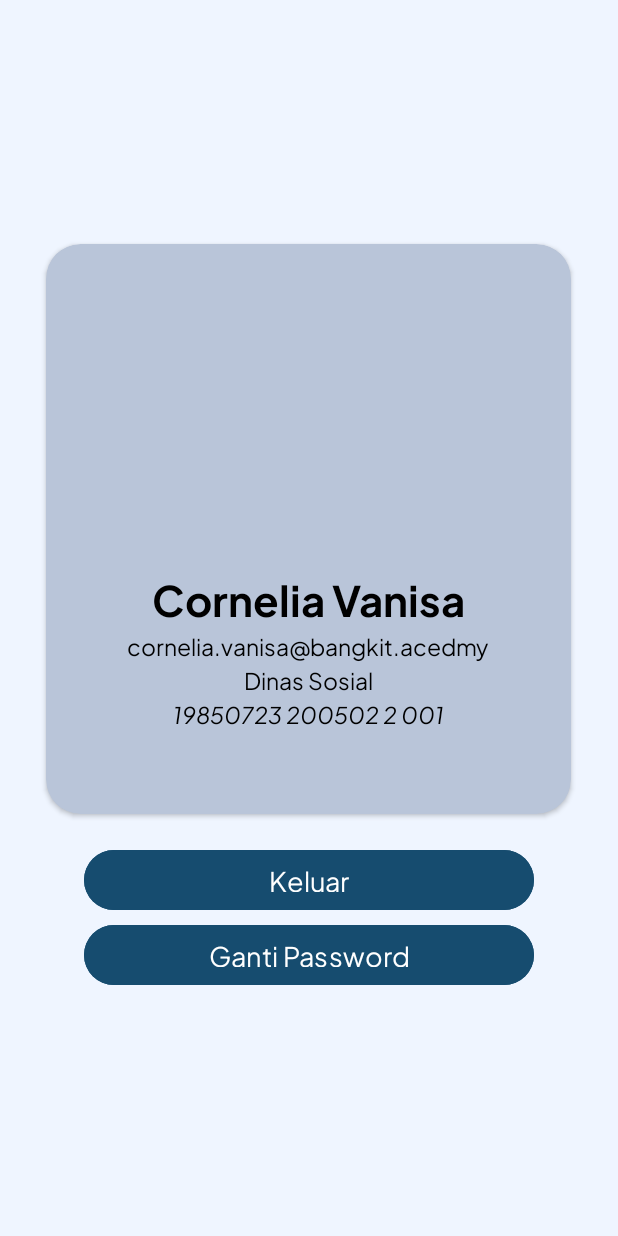
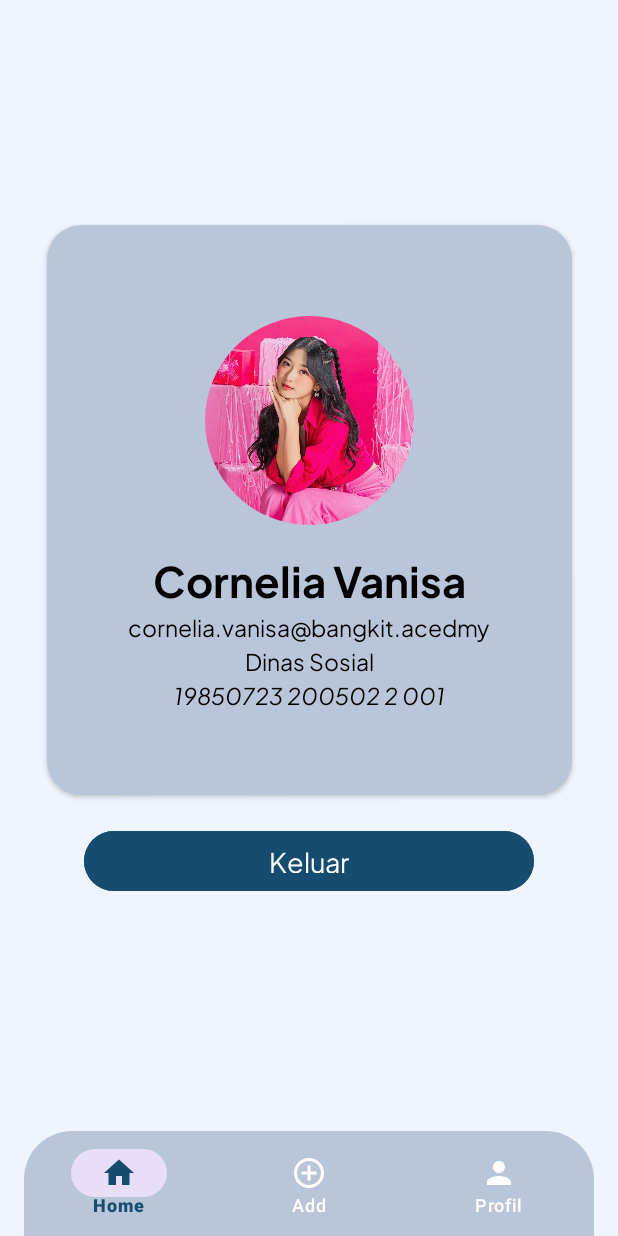
Before and after one commit to radityahype/SejahteraMobileApps, an Android app: the ProfileActivity screen opened directly, with no data from a screen before it, on a phone screen of 412 x 824 dp. Run offline under Robolectric (Android 15) with nearby library versions, the phone set to English and light mode, and no system bars.

Commit message:
add bottom navbar to page

```diff
--- a/app/src/main/res/layout/activity_profile.xml
+++ b/app/src/main/res/layout/activity_profile.xml
@@ -1,6 +1,7 @@
 <?xml version="1.0" encoding="utf-8"?>
-<LinearLayout xmlns:android="http://schemas.android.com/apk/res/android"
+<androidx.constraintlayout.widget.ConstraintLayout xmlns:android="http://schemas.android.com/apk/res/android"
     xmlns:card_view="http://schemas.android.com/apk/res-auto"
+    xmlns:app="http://schemas.android.com/apk/res-auto"
     xmlns:tools="http://schemas.android.com/tools"
     android:layout_width="match_parent"
     android:layout_height="match_parent"
@@ -14,6 +15,11 @@
         android:layout_gravity="center"
         android:layout_width="350dp"
         android:layout_height="380dp"
+        android:layout_marginTop="150dp"
+        card_view:layout_constraintTop_toTopOf="parent"
+        card_view:layout_constraintBaseline_toBottomOf="parent"
+        card_view:layout_constraintStart_toStartOf="parent"
+        card_view:layout_constraintEnd_toEndOf="parent"
         card_view:cardCornerRadius="23dp"
         card_view:cardBackgroundColor="@color/background_card">
 
@@ -30,6 +36,7 @@
                 android:layout_marginTop="55dp"
                 card_view:shapeAppearanceOverlay="@style/circular"
                 android:padding="5dp"
+                android:src="@drawable/avatar"
                 tools:src="@tools:sample/avatars"  />
 
             <TextView
@@ -89,24 +96,25 @@
         android:paddingBottom="12dp"
         android:paddingStart="30dp"
         android:paddingEnd="30dp"
+        card_view:layout_constraintTop_toBottomOf="@id/card_view"
+        card_view:layout_constraintStart_toStartOf="parent"
+        card_view:layout_constraintEnd_toEndOf="parent"
         android:backgroundTint="@color/button_bg"
         android:fontFamily="@font/plusjakartasans_regular"
         android:text="@string/logout"
         android:textSize="18sp" />
 
-    <Button
-        android:id="@+id/changePasswordButton"
-        android:layout_width="300dp"
-        android:layout_height="48dp"
-        android:paddingBottom="12dp"
-        android:paddingStart="30dp"
-        android:paddingEnd="30dp"
-        android:gravity="center"
-        android:layout_marginTop="2dp"
-        android:backgroundTint="@color/button_bg"
-        android:fontFamily="@font/plusjakartasans_regular"
-        android:text="@string/change_password"
-        android:textSize="18sp" />
+    <com.google.android.material.bottomnavigation.BottomNavigationView
+        android:id="@+id/bottom_nav"
+        android:layout_width="match_parent"
+        android:layout_height="70dp"
+        android:layout_gravity="bottom"
+        app:layout_constraintBottom_toBottomOf="parent"
+        android:background="@drawable/bottom_nav_shape"
+        app:itemIconTint="@drawable/bottom_nav_selector"
+        app:itemTextColor="@drawable/bottom_nav_selector"
+        app:menu="@menu/menu_bar" />
 
 
-</LinearLayout>
+
+</androidx.constraintlayout.widget.ConstraintLayout>
```
Also changed, not shown: app/src/main/res/layout/activity_main.xml (+11 -0 lines), app/src/main/res/layout/activity_survei_form.xml (+15 -5 lines).
